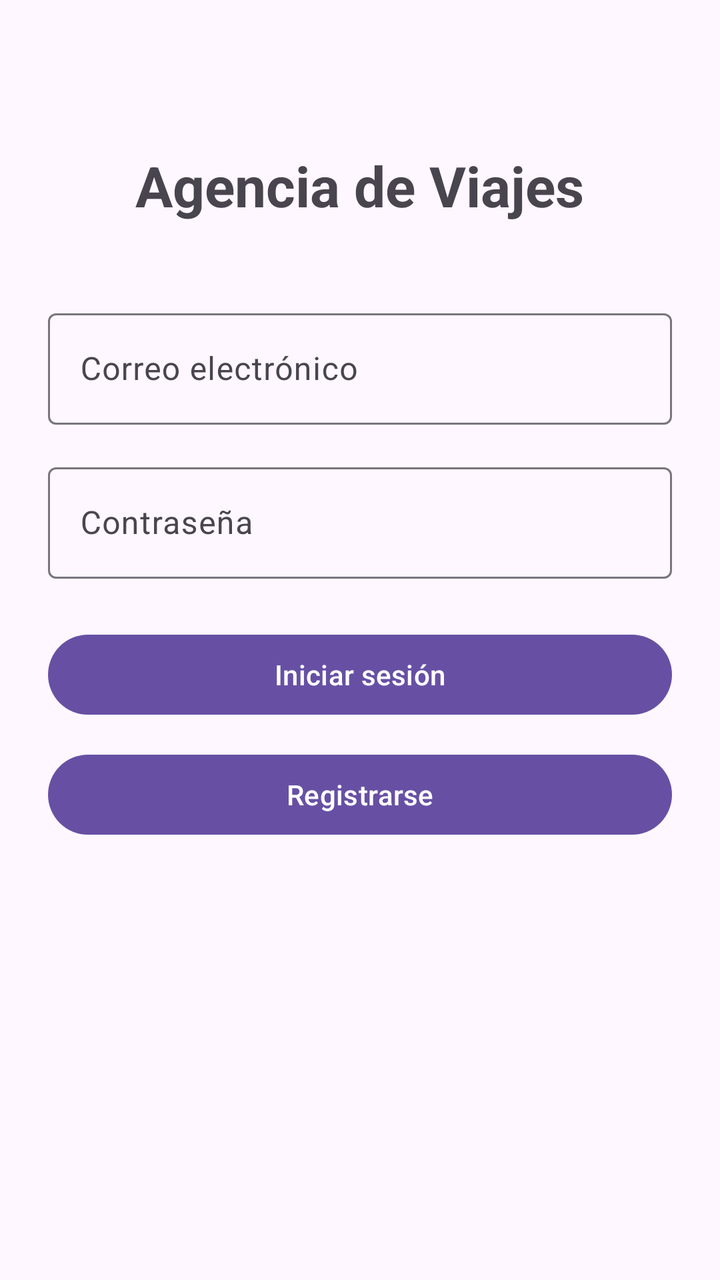
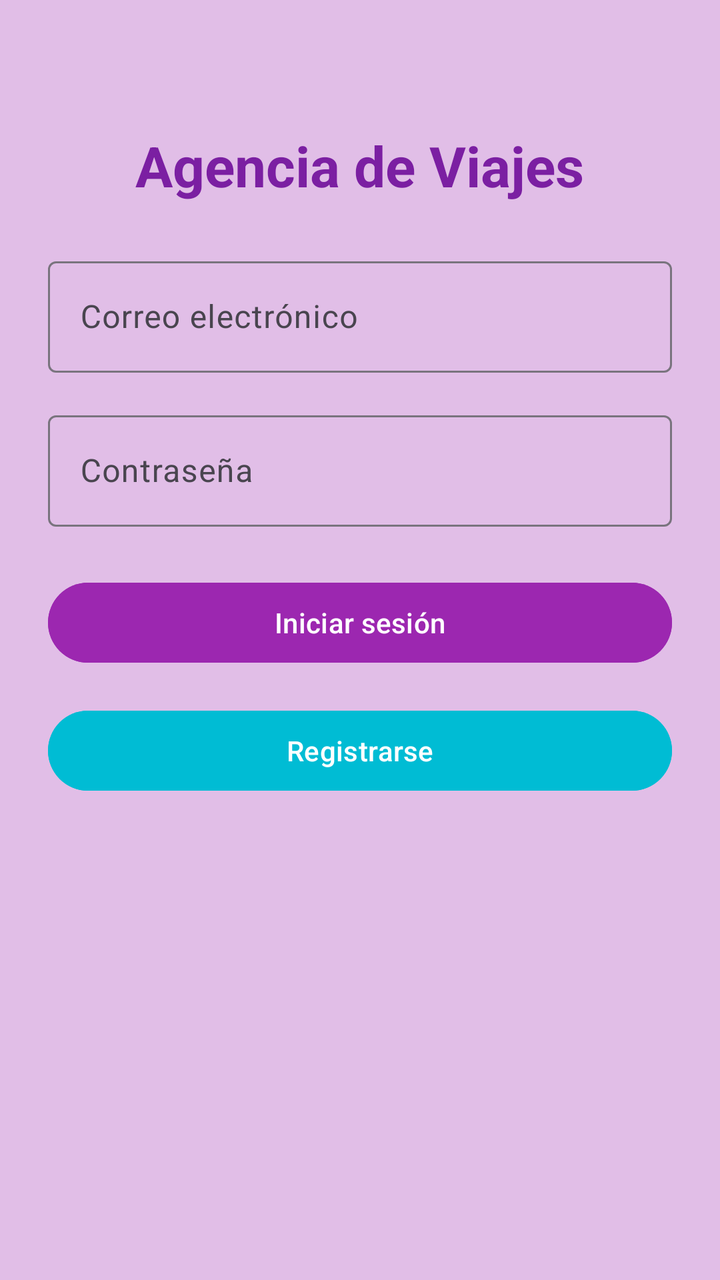

Compare the two renders of this Android layout. The source of the first and the diff that turns it into the second are given below.
<!-- AndroidManifest.xml: application theme Theme.Desafio2DSM -->
<!-- res/layout/activity_login.xml -->
<?xml version="1.0" encoding="utf-8"?>
<ScrollView xmlns:android="http://schemas.android.com/apk/res/android"
    android:layout_width="match_parent"
    android:layout_height="match_parent">

    <LinearLayout
        android:layout_width="match_parent"
        android:layout_height="wrap_content"
        android:orientation="vertical"
        android:padding="24dp"
        android:gravity="center_horizontal">

        <TextView
            android:layout_width="wrap_content"
            android:layout_height="wrap_content"
            android:text="Agencia de Viajes"
            android:textSize="28sp"
            android:textStyle="bold"
            android:layout_marginTop="50dp"
            android:layout_marginBottom="40dp" />

        <com.google.android.material.textfield.TextInputLayout
            android:layout_width="match_parent"
            android:layout_height="wrap_content">

            <com.google.android.material.textfield.TextInputEditText
                android:id="@+id/etCorreo"
                android:layout_width="match_parent"
                android:layout_height="wrap_content"
                android:hint="Correo electrónico"
                android:inputType="textEmailAddress" />

        </com.google.android.material.textfield.TextInputLayout>

        <com.google.android.material.textfield.TextInputLayout
            android:layout_width="match_parent"
            android:layout_height="wrap_content"
            android:layout_marginTop="16dp">

            <com.google.android.material.textfield.TextInputEditText
                android:id="@+id/etContrasena"
                android:layout_width="match_parent"
                android:layout_height="wrap_content"
                android:hint="Contraseña"
                android:inputType="textPassword" />

        </com.google.android.material.textfield.TextInputLayout>

        <Button
            android:id="@+id/btnIniciarSesion"
            android:layout_width="match_parent"
            android:layout_height="wrap_content"
            android:text="Iniciar sesión"
            android:layout_marginTop="24dp" />

        <Button
            android:id="@+id/btnRegistro"
            android:layout_width="match_parent"
            android:layout_height="wrap_content"
            android:text="Registrarse"
            android:layout_marginTop="12dp" />

    </LinearLayout>

</ScrollView>
<!-- resources referenced by this layout -->
<resources>
  <style name="Theme.Desafio2DSM" parent="Base.Theme.Desafio2DSM" />
  <style name="Base.Theme.Desafio2DSM" parent="Theme.Material3.DayNight.NoActionBar">
          
          
      </style>
</resources>

<!-- the commit's change to res/layout/activity_login.xml (unified diff, before → after) -->
@@ -1,23 +1,25 @@
 <?xml version="1.0" encoding="utf-8"?>
 <ScrollView xmlns:android="http://schemas.android.com/apk/res/android"
     android:layout_width="match_parent"
-    android:layout_height="match_parent">
+    android:layout_height="match_parent"
+    android:background="@color/purple_light">
 
     <LinearLayout
         android:layout_width="match_parent"
         android:layout_height="wrap_content"
         android:orientation="vertical"
-        android:padding="24dp"
+        android:padding="@dimen/padding_large"
         android:gravity="center_horizontal">
 
         <TextView
             android:layout_width="wrap_content"
             android:layout_height="wrap_content"
-            android:text="Agencia de Viajes"
-            android:textSize="28sp"
+            android:text="@string/titulo_login"
+            android:textSize="@dimen/text_xlarge"
             android:textStyle="bold"
-            android:layout_marginTop="50dp"
-            android:layout_marginBottom="40dp" />
+            android:textColor="@color/purple_dark"
+            android:layout_marginTop="@dimen/margin_xlarge"
+            android:layout_marginBottom="@dimen/margin_large" />
 
         <com.google.android.material.textfield.TextInputLayout
             android:layout_width="match_parent"
@@ -27,22 +29,24 @@
                 android:id="@+id/etCorreo"
                 android:layout_width="match_parent"
                 android:layout_height="wrap_content"
-                android:hint="Correo electrónico"
-                android:inputType="textEmailAddress" />
+                android:hint="@string/correo_electronico"
+                android:inputType="textEmailAddress"
+                android:textColor="@color/primary_text" />
 
         </com.google.android.material.textfield.TextInputLayout>
 
         <com.google.android.material.textfield.TextInputLayout
             android:layout_width="match_parent"
             android:layout_height="wrap_content"
-            android:layout_marginTop="16dp">
+            android:layout_marginTop="@dimen/margin_medium">
 
             <com.google.android.material.textfield.TextInputEditText
                 android:id="@+id/etContrasena"
                 android:layout_width="match_parent"
                 android:layout_height="wrap_content"
-                android:hint="Contraseña"
-                android:inputType="textPassword" />
+                android:hint="@string/contrasena"
+                android:inputType="textPassword"
+                android:textColor="@color/primary_text" />
 
         </com.google.android.material.textfield.TextInputLayout>
 
@@ -50,15 +54,19 @@
             android:id="@+id/btnIniciarSesion"
             android:layout_width="match_parent"
             android:layout_height="wrap_content"
-            android:text="Iniciar sesión"
-            android:layout_marginTop="24dp" />
+            android:text="@string/iniciar_sesion"
+            android:textColor="@color/text_icons"
+            android:backgroundTint="@color/purple_primary"
+            android:layout_marginTop="@dimen/margin_large" />
 
         <Button
             android:id="@+id/btnRegistro"
             android:layout_width="match_parent"
             android:layout_height="wrap_content"
-            android:text="Registrarse"
-            android:layout_marginTop="12dp" />
+            android:text="@string/registrarse"
+            android:textColor="@color/text_icons"
+            android:backgroundTint="@color/accent"
+            android:layout_marginTop="@dimen/margin_medium" />
 
     </LinearLayout>
 
<!-- resource entries referenced after the edit -->
@@ -1,5 +1,21 @@
 <!-- resources referenced by this layout -->
 <resources>
+  <color name="accent">#00BCD4</color>
+  <color name="primary_text">#212121</color>
+  <color name="purple_dark">#7B1FA2</color>
+  <color name="purple_light">#E1BEE7</color>
+  <color name="purple_primary">#9C27B0</color>
+  <color name="text_icons">#FFFFFF</color>
+  <dimen name="margin_large">24dp</dimen>
+  <dimen name="margin_medium">16dp</dimen>
+  <dimen name="margin_xlarge">40dp</dimen>
+  <dimen name="padding_large">24dp</dimen>
+  <dimen name="text_xlarge">28sp</dimen>
+  <string name="contrasena">Contraseña</string>
+  <string name="correo_electronico">Correo electrónico</string>
+  <string name="iniciar_sesion">Iniciar sesión</string>
+  <string name="registrarse">Registrarse</string>
+  <string name="titulo_login">Agencia de Viajes</string>
   <style name="Theme.Desafio2DSM" parent="Base.Theme.Desafio2DSM" />
   <style name="Base.Theme.Desafio2DSM" parent="Theme.Material3.DayNight.NoActionBar">
           
